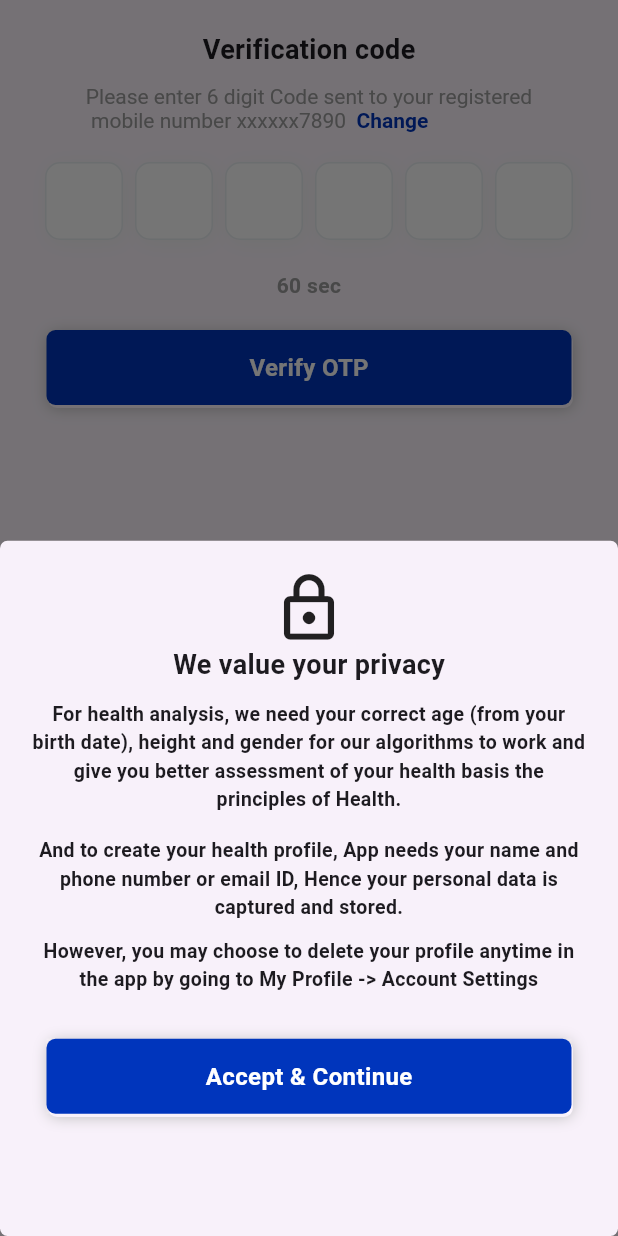
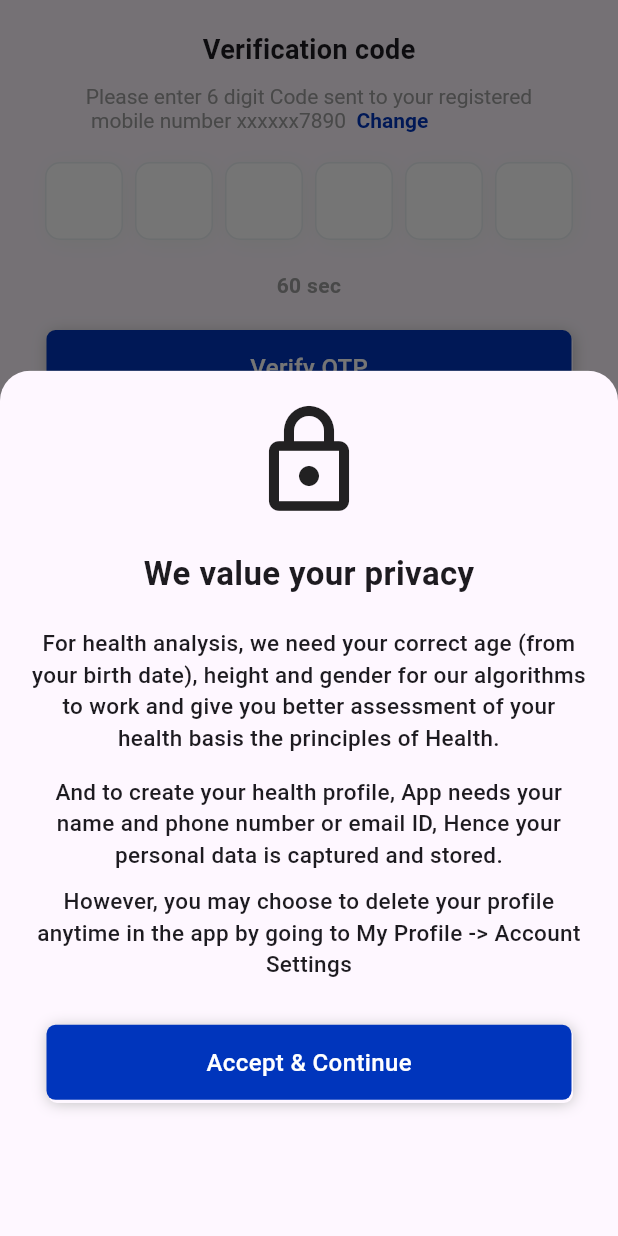
Before and after one commit to narimetisaigopi/doctor_foot_app, a Flutter app: the OtpScreen screen opened directly, after a tap on "Verify OTP", on a phone screen of 412 x 824 dp. Run offline on Flutter 3.47's test engine with Material 3 defaults, Android fonts, the phone set to English and light mode, and no system bars; drawn by our look-alikes of pinput; our stand-ins replace cached_network_image, flutter_svg, fluttertoast, form_builder_validators, get; project files that could hold a hidden picture were left out.

Commit message:
botomsheet height set

```diff
--- a/lib/screens/auth_screens/otp_screen.dart
+++ b/lib/screens/auth_screens/otp_screen.dart
@@ -1,4 +1,6 @@
+import 'package:doctor_foot_app/screens/auth_screens/privacy.dart';
 import 'package:doctor_foot_app/utils/constants/app_colors.dart';
+import 'package:doctor_foot_app/utils/utility.dart';
 import 'package:flutter/material.dart';
 import 'package:flutter/services.dart';
 import 'package:pinput/pinput.dart';
@@ -105,65 +107,8 @@ class _OtpScreenState extends State<OtpScreen> {
                 CustomButton(
                   buttonName: 'Verify OTP',
                   onPress: () {
-                    showModalBottomSheet(
-                        shape: RoundedRectangleBorder(
-                            borderRadius: BorderRadius.circular(5)),
-                        context: context,
-                        builder: (BuildContext context) {
-                          return Container(
-                            padding: const EdgeInsets.symmetric(
-                                vertical: 20, horizontal: 20),
-                            width: double.infinity,
-                            child: const Column(
-                              children: [
-                                Icon(
-                                  Icons.lock_outlined,
-                                  size: 50,
-                                ),
-                                Text(Strings.otpScreenTitle,
-                                    style: TextStyle(
-                                        fontWeight: FontWeight.bold,
-                                        fontSize: 18)),
-                                SizedBox(
-                                  height: 10,
-                                ),
-                                Text(
-                                  Strings.introSecurity1,
-                                  textAlign: TextAlign.center,
-                                  style: TextStyle(
-                                      fontSize: 13,
-                                      fontWeight: FontWeight.bold),
-                                ),
-                                SizedBox(
-                                  height: 15,
-                                ),
-                                Text(
-                                  Strings.introSecurity2,
-                                  textAlign: TextAlign.center,
-                                  style: TextStyle(
-                                      fontSize: 13,
-                                      fontWeight: FontWeight.bold),
-                                ),
-                                SizedBox(
-                                  height: 10,
-                                ),
-                                Text(
-                                  Strings.introSecurity3,
-                                  textAlign: TextAlign.center,
-                                  style: TextStyle(
-                                      fontSize: 13,
-                                      fontWeight: FontWeight.bold),
-                                ),
-                                SizedBox(
-                                  height: 30,
-                                ),
-                                CustomButton(
-                                  buttonName: 'Accept & Continue',
-                                )
-                              ],
-                            ),
-                          );
-                        });
+                    Utility.myBottomSheet(context,
+                        widget: const ValuePrivacy(), heightFactor: 0.7);
                   },
                 ),
               ],
--- /dev/null
+++ b/lib/screens/auth_screens/privacy.dart
@@ -0,0 +1,67 @@
+import 'package:doctor_foot_app/utils/constants/string_constants.dart';
+import 'package:doctor_foot_app/utils/widgets/custom_button.dart';
+import 'package:flutter/material.dart';
+
+class ValuePrivacy extends StatefulWidget {
+  const ValuePrivacy({super.key});
+
+  @override
+  State<ValuePrivacy> createState() => _ValuePrivacyState();
+}
+
+class _ValuePrivacyState extends State<ValuePrivacy> {
+  @override
+  Widget build(BuildContext context) {
+    return Scaffold(
+      body: Container(
+        padding: const EdgeInsets.symmetric(vertical: 20, horizontal: 20),
+        width: double.infinity,
+        child: const Column(
+          children: [
+            Icon(
+              Icons.lock_outlined,
+              size: 80,
+            ),
+            SizedBox(
+              height: 20,
+            ),
+            Text(
+              Strings.otpScreenTitle,
+              style: TextStyle(fontWeight: FontWeight.w700, fontSize: 22),
+            ),
+            SizedBox(
+              height: 20,
+            ),
+            Text(
+              Strings.introSecurity1,
+              textAlign: TextAlign.center,
+              style: TextStyle(fontSize: 15, fontWeight: FontWeight.w500),
+            ),
+            SizedBox(
+              height: 15,
+            ),
+            Text(
+              Strings.introSecurity2,
+              textAlign: TextAlign.center,
+              style: TextStyle(fontSize: 15, fontWeight: FontWeight.w500),
+            ),
+            SizedBox(
+              height: 10,
+            ),
+            Text(
+              Strings.introSecurity3,
+              textAlign: TextAlign.center,
+              style: TextStyle(fontSize: 15, fontWeight: FontWeight.w500),
+            ),
+            SizedBox(
+              height: 30,
+            ),
+            CustomButton(
+              buttonName: 'Accept & Continue',
+            )
+          ],
+        ),
+      ),
+    );
+  }
+}
--- a/lib/screens/auth_screens/sign_in_screen.dart
+++ b/lib/screens/auth_screens/sign_in_screen.dart
@@ -70,7 +70,8 @@ class _SignInScreenState extends State<SignInScreen> {
                 padding: const EdgeInsets.symmetric(horizontal: 20),
                 child: InkWell(
                   onTap: () {
-                    Utility.myBottomSheet(context, const SignUpScreen());
+                    Utility.myBottomSheet(context,
+                        widget: const SignUpScreen());
                   },
                   child: RichText(
                     text: TextSpan(
@@ -93,9 +94,9 @@ class _SignInScreenState extends State<SignInScreen> {
               Align(
                 alignment: Alignment.center,
                 child: CustomButton(
-                  buttonName: Strings.signInText,
+                  buttonName: Strings.sendOtpText,
                   onPress: () {
-                    Utility.myBottomSheet(context, const OtpScreen());
+                    Utility.myBottomSheet(context, widget: const OtpScreen());
                   },
                 ),
               )
--- a/lib/screens/auth_screens/sign_up_screen.dart
+++ b/lib/screens/auth_screens/sign_up_screen.dart
@@ -141,7 +141,7 @@ class _SignUpScreenState extends State<SignUpScreen> {
             CustomButton(
               buttonName: Strings.signUpText,
               onPress: () {
-                Utility.myBottomSheet(context, const OtpScreen());
+                Utility.myBottomSheet(context, widget: const OtpScreen());
               },
             ),
             const SizedBox(
@@ -151,7 +151,7 @@ class _SignUpScreenState extends State<SignUpScreen> {
               padding: const EdgeInsets.symmetric(horizontal: 20),
               child: InkWell(
                 onTap: () {
-                  Utility.myBottomSheet(context, const SignInScreen());
+                  Utility.myBottomSheet(context, widget: const SignInScreen());
                 },
                 child: RichText(
                   text: TextSpan(
--- a/lib/screens/intro_screen.dart
+++ b/lib/screens/intro_screen.dart
@@ -13,12 +13,15 @@ class IntroScreen extends StatefulWidget {
 class _IntroScreenState extends State<IntroScreen> {
   @override
   Widget build(BuildContext context) {
-    return Scaffold(body: Center(
-      child: CustomButton(
-        onPress: () {
-          Utility.myBottomSheet(context, const SignUpScreen());
-        },
+    return Scaffold(
+      body: Center(
+        child: CustomButton(
+          onPress: () {
+            Utility.myBottomSheet(context,
+                widget: const SignUpScreen(), heightFactor: 0.7);
+          },
+        ),
       ),
-    ));
+    );
   }
 }
--- a/lib/utils/constants/string_constants.dart
+++ b/lib/utils/constants/string_constants.dart
@@ -40,5 +40,7 @@ class Strings {
 
   static const String signUpText = ' Signup';
 
-  static const String signInText = ' Send OTP';
+  static const String sendOtpText = ' Send OTP';
+
+  static const String signInText = ' SignIn';
 }
--- a/lib/utils/utility.dart
+++ b/lib/utils/utility.dart
@@ -42,8 +42,10 @@ class Utility {
     );
   }
 
-  static myBottomSheet(BuildContext context, Widget widget) {
+  static myBottomSheet(BuildContext context,
+      {required Widget widget, double heightFactor = 0.5}) {
     showModalBottomSheet(
+        isScrollControlled: true,
         backgroundColor: AppColors.bottomSheetBackgroundColor,
         isDismissible: false,
         clipBehavior: Clip.antiAliasWithSaveLayer,
@@ -51,7 +53,14 @@ class Utility {
             borderRadius: BorderRadius.vertical(top: Radius.circular(20))),
         context: context,
         builder: (BuildContext context) {
-          return widget;
+          return StatefulBuilder(
+            builder: (BuildContext context, StateSetter stateSetter) {
+              return FractionallySizedBox(
+                heightFactor: heightFactor,
+                child: widget,
+              );
+            },
+          );
         });
   }
 
--- a/lib/utils/widgets/custom_button.dart
+++ b/lib/utils/widgets/custom_button.dart
@@ -57,7 +57,7 @@ class _CustomButtonState extends State<CustomButton> {
                 widget.buttonName,
                 style: TextStyle(
                     color: widget.tColor,
-                    fontWeight: FontWeight.bold,
+                    fontWeight: FontWeight.w500,
                     fontSize: 16),
               ),
             ],
```
